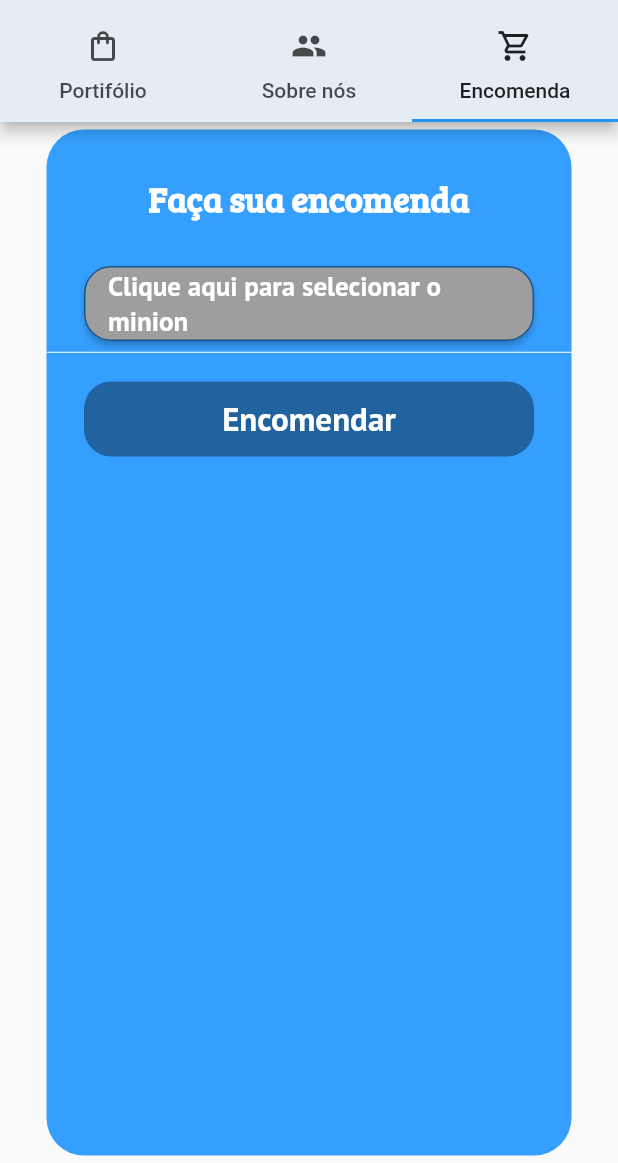
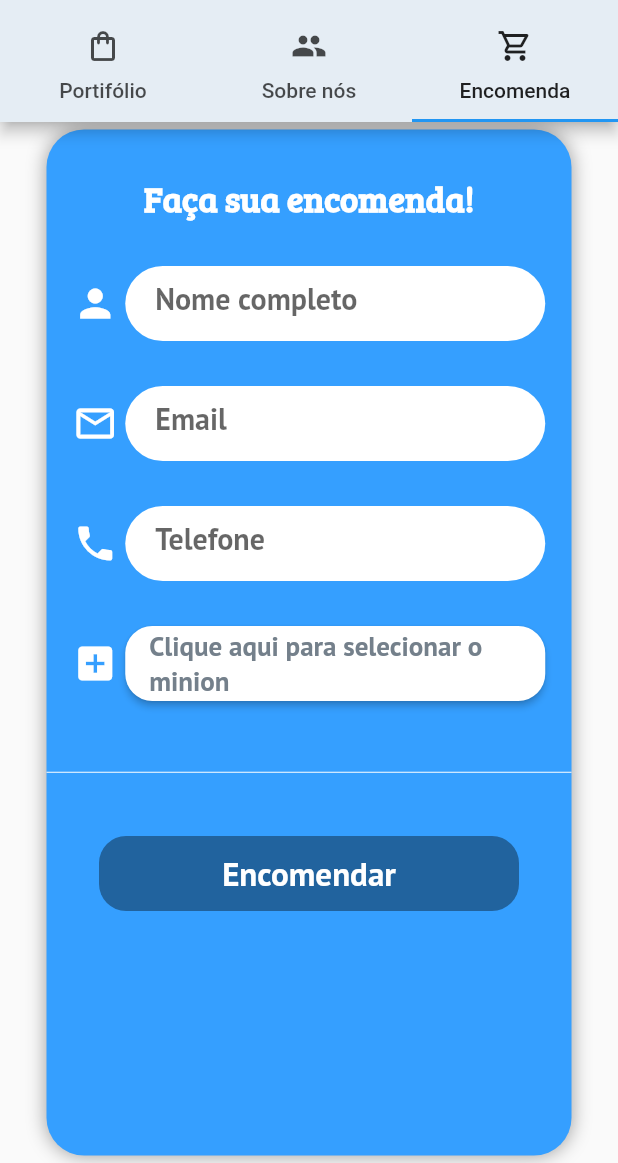
Before and after one commit to jvccorsi/Work_Mobile_ShopMinions, a Flutter app: the MyTabBarLayout screen opened directly, tab 3 chosen, on a phone screen of 412 x 824 dp, the part 73-1236 px from its top. Run offline on Flutter 3.47's test engine with Material 2 defaults, Android fonts, the light colour scheme and no system bars; Roboto replaces fonts that are missing (PT Sans bold).

Commit message:
feature:LoginDONE_encomendaDONE(inputs+btn)

```diff
--- a/shop_minions/lib/view/tela03/tela03_main.dart
+++ b/shop_minions/lib/view/tela03/tela03_main.dart
@@ -10,6 +10,7 @@ class MainTela03 extends StatefulWidget {
 }
 
 class MainTela03State extends State<MainTela03> {
+  GlobalKey<FormState> formKey = new GlobalKey<FormState>();
   @override
   Widget build(BuildContext context) {
     return Center(
@@ -18,19 +19,85 @@ class MainTela03State extends State<MainTela03> {
         margin: EdgeInsets.all(5),
         decoration: BoxDecoration(
             color: Color.fromRGBO(53, 159, 255, 1),
-            borderRadius: BorderRadius.circular(25)),
+            borderRadius: BorderRadius.circular(25),
+            boxShadow: [BoxShadow(color:Colors.grey,blurRadius:10)]),
+        child: Column(
+          children: [
+            Form(
+              key:formKey,
               child: Column(
                 children: [
                     Padding(
                     padding: const EdgeInsets.all(30),
                     child: title(),
                     ),
+                     Row(
+                       mainAxisAlignment: MainAxisAlignment.center,
+                        children: [
+                          Icon(
+                            Icons.person,
+                            color: Colors.white,
+                            size: 30,
+                          ),
+                          Container(
+                            margin: EdgeInsets.only(right: 5),
+                          ),
+                          usernameFormField('Nome completo', false),
+                        ],
+                      ),
+                      SizedBox(height:30,),
+                    Row(
+                       mainAxisAlignment: MainAxisAlignment.center,
+                        children: [
+                          Icon(
+                            Icons.email_outlined,
+                            color: Colors.white,
+                            size: 30,
+                          ),
+                          Container(
+                            margin: EdgeInsets.only(right: 5),
+                          ),
+                          usernameFormField('Email', false),
+                        ],
+                      ),
+                      SizedBox(height:30,),
+                       Row(
+                       mainAxisAlignment: MainAxisAlignment.center,
+                        children: [
+                          Icon(
+                            Icons.phone,
+                            color: Colors.white,
+                            size: 30,
+                          ),
+                          Container(
+                            margin: EdgeInsets.only(right: 5),
+                          ),
+                          usernameFormField('Telefone', false),
+                        ],
+                      ),
+                      SizedBox(height:30,),
+                       Row(
+                       mainAxisAlignment: MainAxisAlignment.center,
+                        children: [
+                          Icon(
+                            Icons.add_box,
+                            color: Colors.white,
+                            size: 30,
+                          ),
+                          Container(
+                            margin: EdgeInsets.only(right: 5),
+                          ),
                           selectMinion(context),
+                        ],
+                       ),
+                       SizedBox(height: 40,),
                     Divider(height: 15,color: Colors.white,),
                     Padding(
-              padding: const EdgeInsets.all(12),
+                      padding: const EdgeInsets.all(35),
                       child: submitButton(),
                     ),
+                ],
+              ))
           ],
         ),
       )),
@@ -40,17 +107,19 @@ class MainTela03State extends State<MainTela03> {
 
 Widget selectMinion(BuildContext context) {
   return SizedBox(
-    width: 300,
+    width: 280,
     height: 50,
     child: RaisedButton(
       shape: RoundedRectangleBorder(
         borderRadius: BorderRadius.circular(18),
-        side: BorderSide(color: Color.fromRGBO(17, 86, 149, 1)),
       ),
-      color: Colors.grey,
-      textColor: Colors.white,
+      color: Colors.white,
       child: Text("Clique aqui para selecionar o minion",
-          style: TextStyle(fontSize: 18, fontFamily: 'PT Sans Bold')),
+          style: TextStyle(
+          fontFamily: 'PT Sans bold',
+          fontSize: 18,
+          color: Color.fromRGBO(116, 128, 139, 1),
+        ),),
       onPressed: () {
         Navigator.of(context).push(
           MaterialPageRoute(builder: (context) => CarrinhoMain()),
@@ -76,9 +145,38 @@ Widget submitButton() {
   );
 }
 
+ Widget usernameFormField(value, obscure) {
+    return Container(
+      width: 280,
+      height: 50,
+      decoration: BoxDecoration(
+        color: Colors.white,
+        borderRadius: BorderRadius.circular(29),
+      ),
+      child: TextFormField(
+        obscureText: obscure,
+        keyboardType: TextInputType.name,
+        style: TextStyle(
+          fontFamily: 'PT Sans bold',
+          fontSize: 20,
+          color: Color.fromRGBO(116, 128, 139, 1),
+        ),
+        decoration: InputDecoration(
+          hintText: '$value',
+          contentPadding: EdgeInsets.fromLTRB(20, 15, 20, 15),
+          border: InputBorder.none,
+          focusedBorder: InputBorder.none,
+          enabledBorder: InputBorder.none,
+          errorBorder: InputBorder.none,
+          disabledBorder: InputBorder.none,
+        ),
+      ),
+    );
+  }
+
 Widget title() {
   return Text(
-    "Faça sua encomenda",
+    "Faça sua encomenda!",
     style: TextStyle(
       fontFamily: 'Bree Serif',
       fontSize: 23,
--- a/shop_minions/lib/view/tela_login/tela_login_main.dart
+++ b/shop_minions/lib/view/tela_login/tela_login_main.dart
@@ -8,7 +8,8 @@ class MainTelaLogin extends StatelessWidget {
   @override
   Widget build(BuildContext context) {
     return Scaffold(
-        body: Container(
+        body: SingleChildScrollView(
+            child: Container(
             decoration: BoxDecoration(
             image: DecorationImage(
                 image: AssetImage("assets/images/img-login.png"),
@@ -23,7 +24,7 @@ class MainTelaLogin extends StatelessWidget {
                   key: formKey,
                   child: Column(
                     children: [
-                    SizedBox(height: 150),
+                      SizedBox(height: 330),
                           Row(
                           mainAxisAlignment: MainAxisAlignment.center,
                           children: <Widget>[
@@ -57,21 +58,16 @@ class MainTelaLogin extends StatelessWidget {
                       submitButton(context),
                       SizedBox(height: 10),
                       gestureLink(context),
-                    /*Positioned(
-                      left: 0,
-                      bottom: 0,
-                      top:180,
-                      child:Container(
-                       decoration: BoxDecoration(
-                        color: Colors.black26
-                      ),
+                      Container(
+                          //margin: EdgeInsets.all(40),
                           alignment: Alignment.bottomLeft,
-                      child: Image.asset('assets/images/footer_login.png',width: 150,height:80)
+                          child: Image.asset('assets/images/footer_login.png',
+                              height: 140, width: 110),
                         )
-                    )*/
                     ],
                   )),
             ],
+          ),
       ),
     ),
         ));
```
Lines whose indentation alone changed are shown as unchanged.
